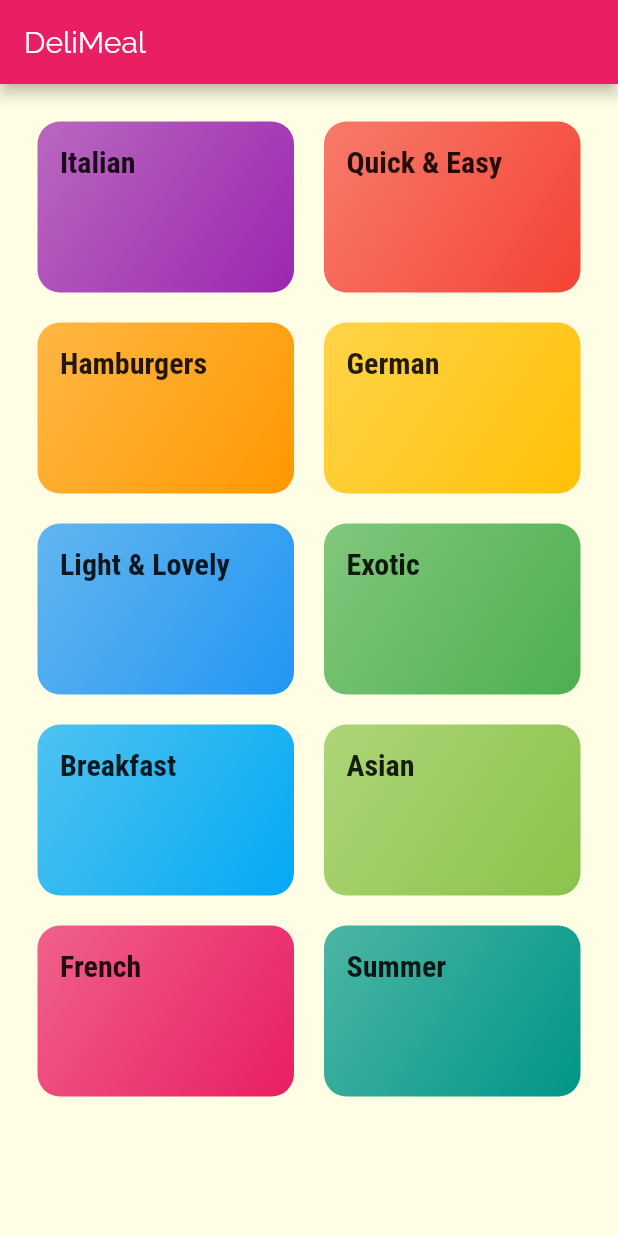
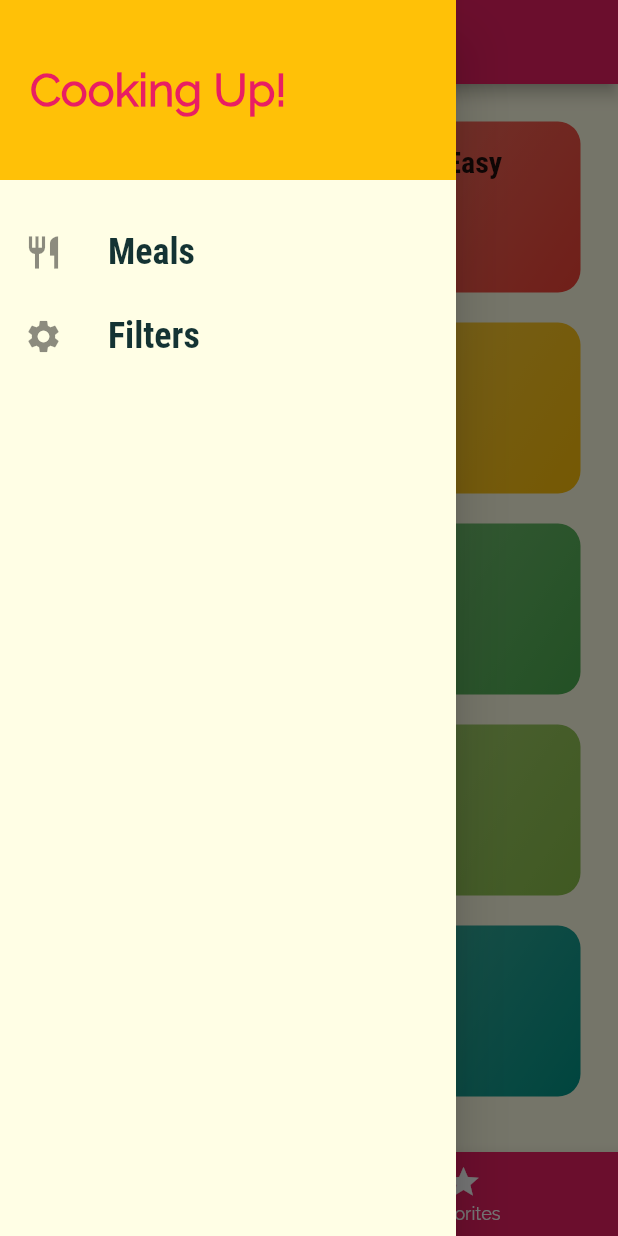
Before and after one commit to davidbandinelli/flutter-deli-meals, a Flutter app: the screen it shows after launch, with the side drawer open (before the commit the screen has no drawer), on a phone screen of 412 x 824 dp. Run offline on Flutter 3.47's test engine with Material 2 defaults, Android fonts, the phone set to English and light mode, and no system bars.

Commit message:
tabs and drawers

```diff
--- a/lib/main.dart
+++ b/lib/main.dart
@@ -1,4 +1,6 @@
 import 'package:flutter/material.dart';
+import 'screens/filters_screen.dart';
+import 'screens/tabs_screen.dart';
 import 'screens/category_meals_screen.dart';
 import 'screens/categories_screen.dart';
 import 'screens/meal_detail_screen.dart';
@@ -22,12 +24,13 @@ class MyApp extends StatelessWidget {
                   fontSize: 20,
                   fontFamily: 'RobotoCondensed',
                   fontWeight: FontWeight.bold))),
-      home: CategoriesScreen(),
+      //home: CategoriesScreen(),
       initialRoute: '/',
       routes: {
-        // '/': (ctx) => CategoriesScreen(),
+        '/': (ctx) => TabsScreen(),
         CategoryMealsScreen.routeName: (ctx) => CategoryMealsScreen(),
         MealDetailScreen.routeName: (ctx) => MealDetailScreen(),
+        FiltersScreen.routeName: (ctx) => FiltersScreen(),
       },
       onGenerateRoute: (settings) {
         print(settings.arguments);
--- a/lib/screens/categories_screen.dart
+++ b/lib/screens/categories_screen.dart
@@ -5,9 +5,7 @@ import '../dummy_data.dart';
 class CategoriesScreen extends StatelessWidget {
   @override
   Widget build(BuildContext context) {
-    return Scaffold(
-      appBar: AppBar(title: const Text('DeliMeal')),
-      body: GridView(
+    return GridView(
       padding: const EdgeInsets.all(25),
       children: DUMMY_CATEGORIES
           .map((catData) =>
@@ -19,7 +17,6 @@ class CategoriesScreen extends StatelessWidget {
         crossAxisSpacing: 20,
         mainAxisSpacing: 20,
       ),
-      ),
     );
   }
 }
--- /dev/null
+++ b/lib/screens/favorites_screen.dart
@@ -0,0 +1,10 @@
+import 'package:flutter/material.dart';
+
+class FavoritesScreen extends StatelessWidget {
+  @override
+  Widget build(BuildContext context) {
+    return Center(
+      child: Text('The Favorites!'),
+    );
+  }
+}
--- /dev/null
+++ b/lib/screens/filters_screen.dart
@@ -0,0 +1,16 @@
+import 'package:flutter/material.dart';
+
+class FiltersScreen extends StatelessWidget {
+  static const routeName = '/filters';
+  @override
+  Widget build(BuildContext context) {
+    return Scaffold(
+      appBar: AppBar(
+        title: Text('Your Filters'),
+      ),
+      body: Center(
+        child: Text('Filters!'),
+      ),
+    );
+  }
+}
--- /dev/null
+++ b/lib/screens/tabs_screen.dart
@@ -0,0 +1,52 @@
+import 'package:flutter/material.dart';
+import '../widgets/main_drawer.dart';
+import './favorites_screen.dart';
+import './categories_screen.dart';
+
+class TabsScreen extends StatefulWidget {
+  @override
+  _TabsScreenState createState() => _TabsScreenState();
+}
+
+class _TabsScreenState extends State<TabsScreen> {
+  final List<Map<String, Object>> _pages = [
+    {'page': CategoriesScreen(), 'title': 'Categories'},
+    {'page': FavoritesScreen(), 'title': 'Your Favourites'}
+  ];
+  int _selectedPageIndex = 0;
+
+  void _selectPage(int index) {
+    setState(() {
+      _selectedPageIndex = index;
+    });
+  }
+
+  @override
+  Widget build(BuildContext context) {
+    return Scaffold(
+      appBar: AppBar(
+        title: Text(_pages[_selectedPageIndex]['title']),
+      ),
+      drawer: MainDrawer(),
+      body: _pages[_selectedPageIndex]['page'],
+      bottomNavigationBar: BottomNavigationBar(
+        onTap: _selectPage,
+        backgroundColor: Theme.of(context).primaryColor,
+        unselectedItemColor: Colors.white,
+        selectedItemColor: Theme.of(context).accentColor,
+        currentIndex: _selectedPageIndex,
+        type: BottomNavigationBarType.fixed,
+        items: [
+          BottomNavigationBarItem(
+              backgroundColor: Theme.of(context).primaryColor,
+              icon: Icon(Icons.category),
+              title: Text('Categories')),
+          BottomNavigationBarItem(
+              backgroundColor: Theme.of(context).primaryColor,
+              icon: Icon(Icons.star),
+              title: Text('Favorites')),
+        ],
+      ),
+    );
+  }
+}
--- /dev/null
+++ b/lib/widgets/main_drawer.dart
@@ -0,0 +1,54 @@
+import 'package:flutter/material.dart';
+import '../screens/filters_screen.dart';
+
+class MainDrawer extends StatelessWidget {
+  Widget buildListTile(String title, IconData icon, Function tapHandler) {
+    return ListTile(
+      leading: Icon(
+        icon,
+        size: 26,
+      ),
+      title: Text(
+        title,
+        style: TextStyle(
+            fontFamily: 'RobotoCondensed',
+            fontSize: 24,
+            fontWeight: FontWeight.bold),
+      ),
+      onTap: tapHandler,
+    );
+  }
+
+  @override
+  Widget build(BuildContext context) {
+    return Drawer(
+      child: Column(
+        children: <Widget>[
+          Container(
+            height: 120,
+            width: double.infinity,
+            padding: EdgeInsets.all(20),
+            alignment: Alignment.centerLeft,
+            color: Theme.of(context).accentColor,
+            child: Text(
+              'Cooking Up!',
+              style: TextStyle(
+                  fontWeight: FontWeight.w900,
+                  fontSize: 30,
+                  color: Theme.of(context).primaryColor),
+            ),
+          ),
+          SizedBox(
+            height: 20,
+          ),
+          buildListTile('Meals', Icons.restaurant, () {
+            Navigator.of(context).pushNamed('/');
+          }),
+          buildListTile('Filters', Icons.settings, () {
+            Navigator.of(context).pushNamed(FiltersScreen.routeName);
+          }),
+        ],
+      ),
+    );
+  }
+}
```
Lines whose indentation alone changed are shown as unchanged.
